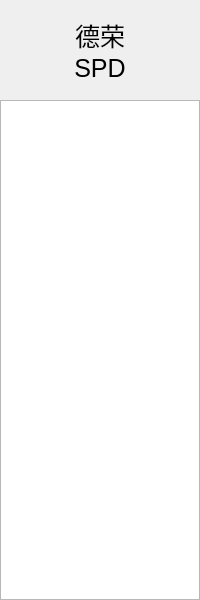
Qt form SmartCabinet/Cabinet/cabinet.ui (birdman1992/SmartCabinet) before a commit.
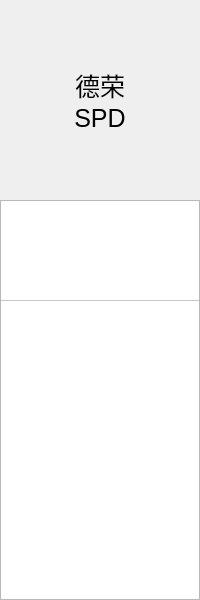
The same form after that commit.

Patch:
```diff
--- a/SmartCabinet/Cabinet/cabinet.ui
+++ b/SmartCabinet/Cabinet/cabinet.ui
@@ -11,27 +11,27 @@
    </rect>
   </property>
   <property name="sizePolicy">
-   <sizepolicy hsizetype="Minimum" vsizetype="Minimum">
+   <sizepolicy hsizetype="Maximum" vsizetype="Maximum">
     <horstretch>0</horstretch>
     <verstretch>0</verstretch>
    </sizepolicy>
   </property>
   <property name="minimumSize">
    <size>
-    <width>200</width>
-    <height>600</height>
+    <width>0</width>
+    <height>0</height>
    </size>
   </property>
   <property name="maximumSize">
    <size>
     <width>200</width>
-    <height>16777215</height>
+    <height>600</height>
    </size>
   </property>
   <property name="windowTitle">
    <string>Form</string>
   </property>
-  <layout class="QVBoxLayout" name="verticalLayout">
+  <layout class="QVBoxLayout" name="verticalLayout" stretch="2,4">
    <property name="spacing">
     <number>0</number>
    </property>
@@ -50,7 +50,7 @@
    <item>
     <widget class="QLabel" name="logo">
      <property name="sizePolicy">
-      <sizepolicy hsizetype="Preferred" vsizetype="Minimum">
+      <sizepolicy hsizetype="Preferred" vsizetype="Preferred">
        <horstretch>0</horstretch>
        <verstretch>0</verstretch>
       </sizepolicy>
@@ -58,7 +58,7 @@
      <property name="minimumSize">
       <size>
        <width>0</width>
-       <height>100</height>
+       <height>0</height>
       </size>
      </property>
      <property name="font">
@@ -77,21 +77,43 @@
    </item>
    <item>
     <widget class="QTableWidget" name="tableWidget">
+     <property name="sizePolicy">
+      <sizepolicy hsizetype="Preferred" vsizetype="Preferred">
+       <horstretch>0</horstretch>
+       <verstretch>0</verstretch>
+      </sizepolicy>
+     </property>
      <property name="frameShape">
       <enum>QFrame::StyledPanel</enum>
      </property>
+     <property name="verticalScrollBarPolicy">
+      <enum>Qt::ScrollBarAlwaysOff</enum>
+     </property>
+     <property name="horizontalScrollBarPolicy">
+      <enum>Qt::ScrollBarAlwaysOff</enum>
+     </property>
      <property name="autoScroll">
       <bool>false</bool>
      </property>
+     <property name="rowCount">
+      <number>1</number>
+     </property>
      <property name="columnCount">
       <number>1</number>
      </property>
      <attribute name="horizontalHeaderVisible">
       <bool>false</bool>
      </attribute>
+     <attribute name="horizontalHeaderDefaultSectionSize">
+      <number>200</number>
+     </attribute>
      <attribute name="verticalHeaderVisible">
       <bool>false</bool>
      </attribute>
+     <attribute name="verticalHeaderDefaultSectionSize">
+      <number>100</number>
+     </attribute>
+     <row/>
      <column/>
     </widget>
    </item>
```
